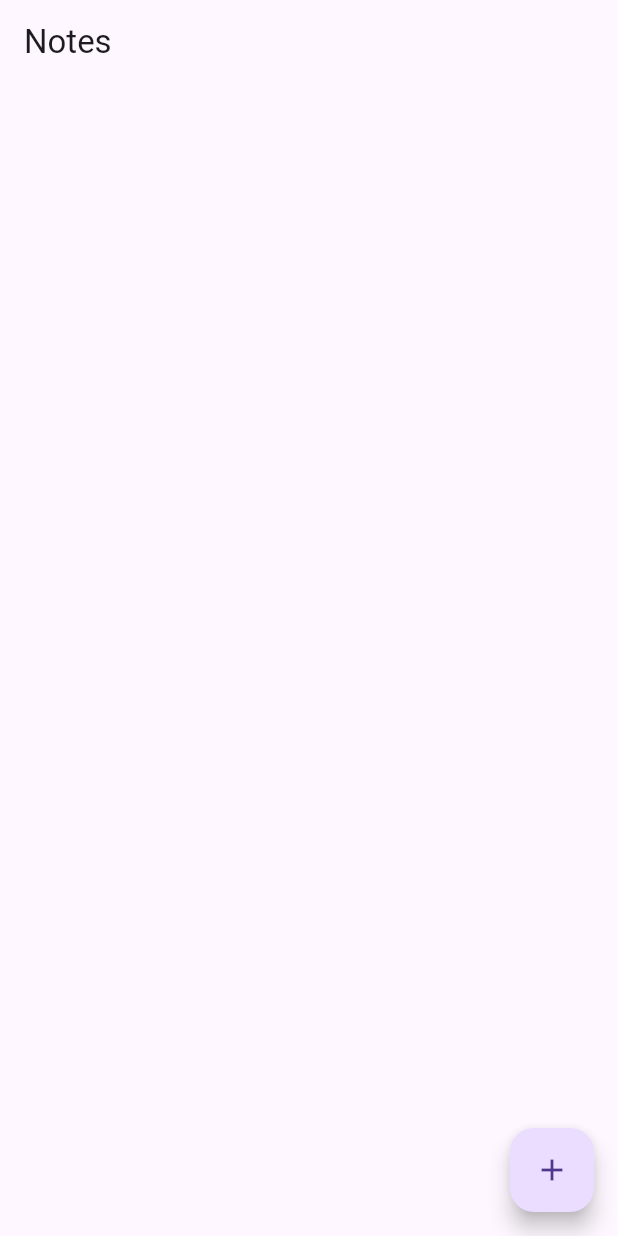
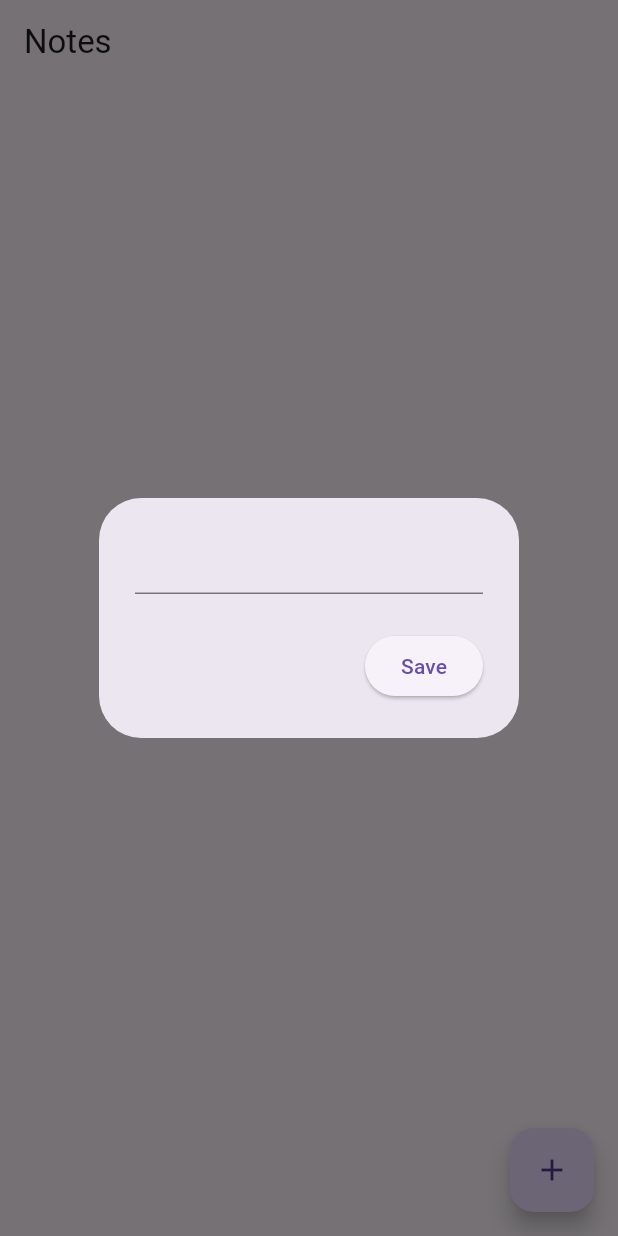
Before and after one commit to OrewaKimi/Flutter-With-Firebase, a Flutter app: the screen it shows after launch, after a tap on the "add" icon, on a phone screen of 412 x 824 dp. Run offline on Flutter 3.47's test engine with Material 3 defaults, Android fonts, the phone set to English and light mode, and no system bars; our stand-ins replace cloud_firestore, firebase_core; accounts and stored records are empty.

Commit message:
add button, firestore service, dialog, and text controller

```diff
--- a/lib/pages/home_page.dart
+++ b/lib/pages/home_page.dart
@@ -1,4 +1,5 @@
 import 'package:flutter/material.dart';
+import 'package:flutterfirebase/services/firestore.dart';
 
 class HomePage extends StatefulWidget {
   const HomePage({super.key});
@@ -11,12 +12,46 @@ class _HomePageState extends State<HomePage> {
   @override
   Widget build(BuildContext context) {
     return Scaffold(
-      appBar: AppBar(title: Text('Notes'),
-      ),
+      appBar: AppBar(title: Text('Notes')),
       floatingActionButton: FloatingActionButton(
-        onPressed: () {},
+        onPressed: openNoteBox,
         child: const Icon(Icons.add),
       ),
     );
   }
+
+  // firestore service
+  final FirestoreService firestoreService = FirestoreService();
+
+  // text contoller
+  final TextEditingController textController = TextEditingController();
+
+  // open a dialog vox to add a note
+  void openNoteBox() {
+    showDialog(
+      context: context,
+      builder: (context) => AlertDialog(
+        // text user input
+        content: TextField(
+          controller: textController,
+          ),
+          actions: [
+            // button to save
+            ElevatedButton(
+              onPressed: () {
+                // add a new note
+                firestoreService.addNote(textController.text);
+
+                // clear the text controller
+                textController.clear();
+
+                // close the dialog
+                Navigator.pop(context);
+              },
+              child: Text('Save'),
+            ),
+          ],
+        ),
+      );
+  }
 }
```
